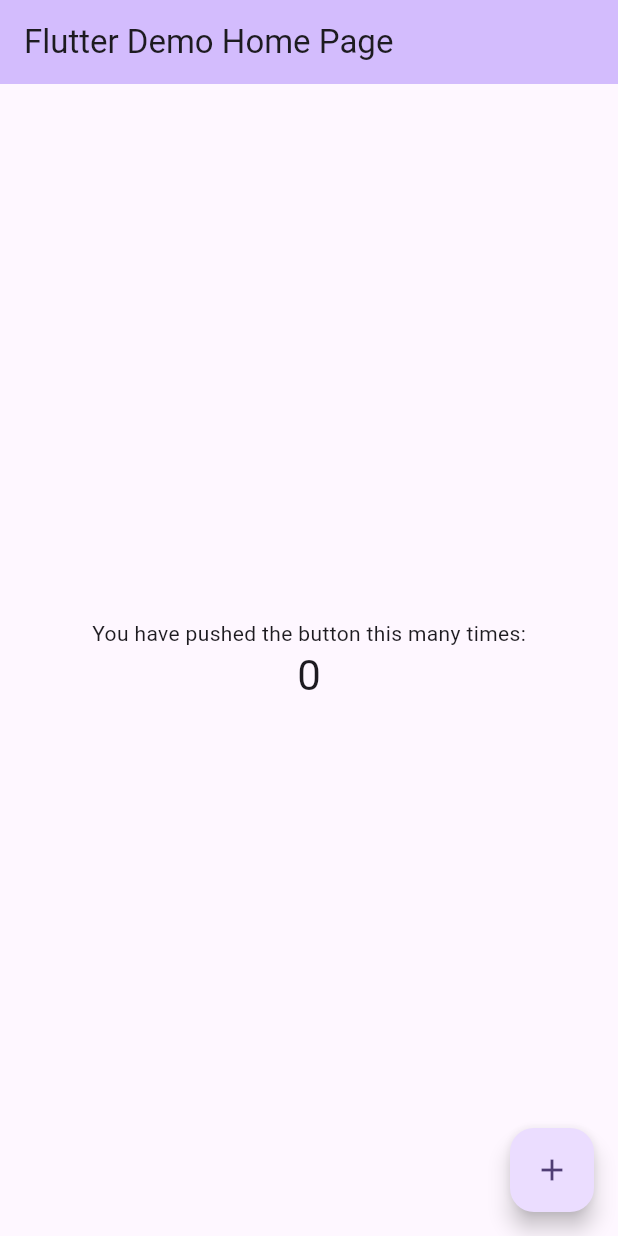
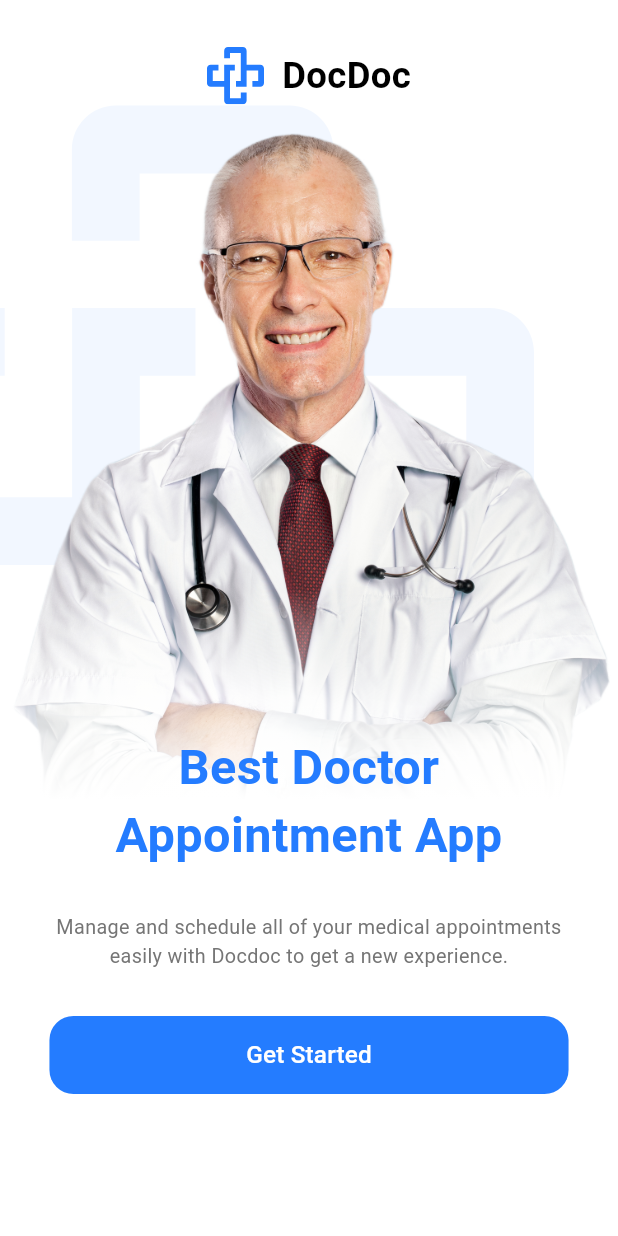
Before and after one commit to maramrmilad7/Flutter-Advanced-Course, a Flutter app: the screen it shows after launch, on a phone screen of 412 x 824 dp. Run offline on Flutter 3.47's test engine with Material 3 defaults, Android fonts, the phone set to English and light mode, and no system bars; our stand-ins replace flutter_screenutil, flutter_svg.

Commit message:
Refactor onboarding flow: implement onboarding screen and related widgets;

```diff
--- a/lib/core/routing/app_router.dart
+++ b/lib/core/routing/app_router.dart
@@ -1,10 +1,13 @@
 import 'package:flutter/material.dart';
 import 'package:flutter_advanced/core/routing/routes.dart';
-import 'package:flutter_advanced/fearures/login/ui/login_screen.dart';
-import 'package:flutter_advanced/fearures/onboarding/onbooarding_screen.dart';
+import 'package:flutter_advanced/features/login/ui/login_screen.dart';
+import 'package:flutter_advanced/features/onboarding/onbooarding_screen.dart';
 
 class AppRouter {
   Route? generateRoute(RouteSettings settings) {
+    //this arguments to be passed in any screen like this ( arguments as ClassName )
+    final arguments = settings.arguments;
+
     switch (settings.name) {
       case Routes.onBoardingScreen:
         return MaterialPageRoute(builder: (_) => const OnBBoardingScreen());
--- a/lib/fearures/onboarding/onbooarding_screen.dart
+++ /dev/null
@@ -1,21 +0,0 @@
-import 'package:flutter/material.dart';
-import 'package:flutter/widgets.dart';
-import 'package:flutter_screenutil/flutter_screenutil.dart';
-
-class OnBBoardingScreen extends StatelessWidget {
-  const OnBBoardingScreen({super.key});
-
-  @override
-  Widget build(BuildContext context) {
-    return Scaffold(
-      body: SafeArea(
-        child: SingleChildScrollView(
-          child: Padding(
-            padding: EdgeInsets.only(top: 30.h, bottom: 30.h),
-            child: Column(children: []),
-          ),
-        ),
-      ),
-    );
-  }
-}
--- /dev/null
+++ b/lib/features/onboarding/onbooarding_screen.dart
@@ -0,0 +1,45 @@
+import 'package:flutter/material.dart';
+import 'package:flutter_advanced/core/theming/styles.dart';
+import 'package:flutter_advanced/features/onboarding/widgets/doc_logo_and_name.dart';
+import 'package:flutter_advanced/features/onboarding/widgets/doctor_image_and_text.dart';
+import 'package:flutter_advanced/features/onboarding/widgets/get_started_button.dart';
+import 'package:flutter_screenutil/flutter_screenutil.dart';
+
+class OnBBoardingScreen extends StatelessWidget {
+  const OnBBoardingScreen({super.key});
+
+  @override
+  Widget build(BuildContext context) {
+    return Scaffold(
+      body: SafeArea(
+        child: SingleChildScrollView(
+          child: Padding(
+            padding: EdgeInsets.only(top: 30.h, bottom: 30.h),
+            child: Column(
+              children: [
+                const DocLogoAndName(),
+                SizedBox(width: 30.h),
+                const DoctorImageAndText(),
+                Padding(
+                  padding: EdgeInsets.symmetric(horizontal: 30.w),
+                  child: Column(
+                    children: [
+                      Text(
+                        'Manage and schedule all of your medical appointments easily with Docdoc to get a new experience.',
+                        style: TextStyles.font13GrayRegular,
+                        textAlign: TextAlign.center,
+                      ),
+                      SizedBox(height: 30.h),
+
+                      const GetStartedButton(),
+                    ],
+                  ),
+                ),
+              ],
+            ),
+          ),
+        ),
+      ),
+    );
+  }
+}
--- a/lib/fearures/onboarding/widgets/doc_logo_and_name.dart
+++ b/lib/features/onboarding/widgets/doc_logo_and_name.dart
@@ -11,7 +11,7 @@ class DocLogoAndName extends StatelessWidget {
     return Row(
       mainAxisAlignment: MainAxisAlignment.center,
       children: [
-        SvgPicture.asset('assets/svgs/docdoc_logo.svg'),
+        SvgPicture.asset('assets/svg/docdoc_logo.svg'),
         SizedBox(width: 10.w),
         Text('DocDoc', style: TextStyles.font24BlackBold),
       ],
--- /dev/null
+++ b/lib/features/onboarding/widgets/doctor_image_and_text.dart
@@ -0,0 +1,38 @@
+import 'package:flutter/material.dart';
+import 'package:flutter_svg/flutter_svg.dart';
+
+import '../../../core/theming/styles.dart';
+
+class DoctorImageAndText extends StatelessWidget {
+  const DoctorImageAndText({super.key});
+
+  @override
+  Widget build(BuildContext context) {
+    return Stack(
+      children: [
+        SvgPicture.asset('assets/svg/docdoc_logo_low_opacity.svg'),
+        Container(
+          foregroundDecoration: BoxDecoration(
+            gradient: LinearGradient(
+              colors: [Colors.white, Colors.white.withOpacity(0.0)],
+              begin: Alignment.bottomCenter,
+              end: Alignment.topCenter,
+              stops: const [0.14, 0.4],
+            ),
+          ),
+          child: Image.asset('assets/images/onboarding_doctor.png'),
+        ),
+        Positioned(
+          bottom: 30,
+          left: 0,
+          right: 0,
+          child: Text(
+            'Best Doctor\nAppointment App',
+            textAlign: TextAlign.center,
+            style: TextStyles.font32BlueBold.copyWith(height: 1.4),
+          ),
+        ),
+      ],
+    );
+  }
+}
--- /dev/null
+++ b/lib/features/onboarding/widgets/get_started_button.dart
@@ -0,0 +1,28 @@
+import 'package:flutter/material.dart';
+import 'package:flutter_advanced/core/helpers/extension.dart';
+import 'package:flutter_advanced/core/theming/colors.dart';
+import 'package:flutter_advanced/core/theming/styles.dart';
+
+import '../../../core/routing/routes.dart';
+
+class GetStartedButton extends StatelessWidget {
+  const GetStartedButton({super.key});
+
+  @override
+  Widget build(BuildContext context) {
+    return TextButton(
+      onPressed: () {
+        context.pushNamed(Routes.loginScreen);
+      },
+      style: ButtonStyle(
+        backgroundColor: MaterialStateProperty.all(ColorsManager.mainBlue),
+        tapTargetSize: MaterialTapTargetSize.shrinkWrap,
+        minimumSize: MaterialStateProperty.all(const Size(double.infinity, 52)),
+        shape: MaterialStateProperty.all(
+          RoundedRectangleBorder(borderRadius: BorderRadius.circular(16)),
+        ),
+      ),
+      child: Text('Get Started', style: TextStyles.font16WhiteMedium),
+    );
+  }
+}
--- a/lib/main.dart
+++ b/lib/main.dart
@@ -5,122 +5,5 @@ import 'package:flutter_advanced/doc_app.dart';
 
 void main() {
   //1234
-  runApp(const MyApp());
+  runApp(DocApp(appRouter: AppRouter()));
 }
-
-class MyApp extends StatelessWidget {
-  const MyApp({super.key});
-
-  // This widget is the root of your application.
-  @override
-  Widget build(BuildContext context) {
-    return MaterialApp(
-      title: 'Flutter Demo',
-      theme: ThemeData(
-        // This is the theme of your application.
-        //
-        // TRY THIS: Try running your application with "flutter run". You'll see
-        // the application has a purple toolbar. Then, without quitting the app,
-        // try changing the seedColor in the colorScheme below to Colors.green
-        // and then invoke "hot reload" (save your changes or press the "hot
-        // reload" button in a Flutter-supported IDE, or press "r" if you used
-        // the command line to start the app).
-        //
-        // Notice that the counter didn't reset back to zero; the application
-        // state is not lost during the reload. To reset the state, use hot
-        // restart instead.
-        //
-        // This works for code too, not just values: Most code changes can be
-        // tested with just a hot reload.
-        colorScheme: .fromSeed(seedColor: Colors.deepPurple),
-      ),
-      home: const MyHomePage(title: 'Flutter Demo Home Page'),
-    );
-  }
-}
-
-class MyHomePage extends StatefulWidget {
-  const MyHomePage({super.key, required this.title});
-
-  // This widget is the home page of your application. It is stateful, meaning
-  // that it has a State object (defined below) that contains fields that affect
-  // how it looks.
-
-  // This class is the configuration for the state. It holds the values (in this
-  // case the title) provided by the parent (in this case the App widget) and
-  // used by the build method of the State. Fields in a Widget subclass are
-  // always marked "final".
-
-  final String title;
-
-  @override
-  State<MyHomePage> createState() => _MyHomePageState();
-}
-
-class _MyHomePageState extends State<MyHomePage> {
-  int _counter = 0;
-
-  void _incrementCounter() {
-    setState(() {
-      // This call to setState tells the Flutter framework that something has
-      // changed in this State, which causes it to rerun the build method below
-      // so that the display can reflect the updated values. If we changed
-      // _counter without calling setState(), then the build method would not be
-      // called again, and so nothing would appear to happen.
-      _counter++;
-    });
-  }
-
-  @override
-  Widget build(BuildContext context) {
-    // This method is rerun every time setState is called, for instance as done
-    // by the _incrementCounter method above.
-    //
-    // The Flutter framework has been optimized to make rerunning build methods
-    // fast, so that you can just rebuild anything that needs updating rather
-    // than having to individually change instances of widgets.
-    return Scaffold(
-      appBar: AppBar(
-        // TRY THIS: Try changing the color here to a specific color (to
-        // Colors.amber, perhaps?) and trigger a hot reload to see the AppBar
-        // change color while the other colors stay the same.
-        backgroundColor: Theme.of(context).colorScheme.inversePrimary,
-        // Here we take the value from the MyHomePage object that was created by
-        // the App.build method, and use it to set our appbar title.
-        title: Text(widget.title),
-      ),
-      body: Center(
-        // Center is a layout widget. It takes a single child and positions it
-        // in the middle of the parent.
-        child: Column(
-          // Column is also a layout widget. It takes a list of children and
-          // arranges them vertically. By default, it sizes itself to fit its
-          // children horizontally, and tries to be as tall as its parent.
-          //
-          // Column has various properties to control how it sizes itself and
-          // how it positions its children. Here we use mainAxisAlignment to
-          // center the children vertically; the main axis here is the vertical
-          // axis because Columns are vertical (the cross axis would be
-          // horizontal).
-          //
-          // TRY THIS: Invoke "debug painting" (choose the "Toggle Debug Paint"
-          // action in the IDE, or press "p" in the console), to see the
-          // wireframe for each widget.
-          mainAxisAlignment: .center,
-          children: [
-            const Text('You have pushed the button this many times:'),
-            Text(
-              '$_counter',
-              style: Theme.of(context).textTheme.headlineMedium,
-            ),
-          ],
-        ),
-      ),
-      floatingActionButton: FloatingActionButton(
-        onPressed: _incrementCounter,
-        tooltip: 'Increment',
-        child: const Icon(Icons.add),
-      ),
-    );
-  }
-}
```
Also changed, not shown: lib/fearures/onboarding/widgets/doctor_image_and_text.dart (deleted), lib/fearures/onboarding/widgets/get_started_button.dart (deleted), lib/features/login/ui/login_screen.dart (renamed from lib/fearures/login/ui/login_screen.dart).
